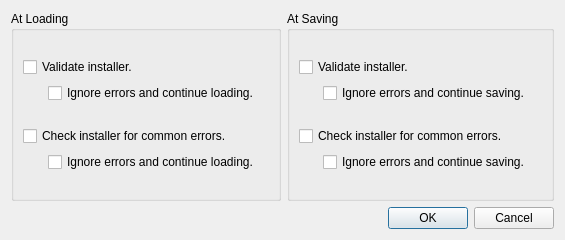
Above: resources/templates/settings.ui from GandaG/fomod-designer before the change. Below: the same form after it.
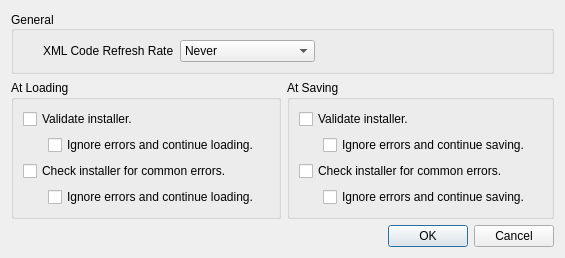
That is the form after the change.

Commit message: Added code refresh rate setting.

The edit to the form file:
```diff
--- a/resources/templates/settings.ui
+++ b/resources/templates/settings.ui
@@ -28,7 +28,89 @@
   <property name="modal">
    <bool>false</bool>
   </property>
-  <layout class="QVBoxLayout" name="verticalLayout_7">
+  <layout class="QVBoxLayout" name="verticalLayout_8">
+   <item>
+    <widget class="QGroupBox" name="groupBox_3">
+     <property name="title">
+      <string>General</string>
+     </property>
+     <property name="alignment">
+      <set>Qt::AlignLeading|Qt::AlignLeft|Qt::AlignVCenter</set>
+     </property>
+     <property name="flat">
+      <bool>false</bool>
+     </property>
+     <property name="checkable">
+      <bool>false</bool>
+     </property>
+     <layout class="QVBoxLayout" name="verticalLayout_7">
+      <item>
+       <layout class="QHBoxLayout" name="horizontalLayout_6">
+        <item>
+         <spacer name="horizontalSpacer_6">
+          <property name="orientation">
+           <enum>Qt::Horizontal</enum>
+          </property>
+          <property name="sizeType">
+           <enum>QSizePolicy::Preferred</enum>
+          </property>
+          <property name="sizeHint" stdset="0">
+           <size>
+            <width>20</width>
+            <height>20</height>
+           </size>
+          </property>
+         </spacer>
+        </item>
+        <item>
+         <widget class="QLabel" name="label">
+          <property name="text">
+           <string>XML Code Refresh Rate</string>
+          </property>
+         </widget>
+        </item>
+        <item>
+         <widget class="QComboBox" name="combo_code_refresh">
+          <item>
+           <property name="text">
+            <string>Never</string>
+           </property>
+          </item>
+          <item>
+           <property name="text">
+            <string>On Refresh</string>
+           </property>
+          </item>
+          <item>
+           <property name="text">
+            <string>On Node Select</string>
+           </property>
+          </item>
+          <item>
+           <property name="text">
+            <string>On Property Editing</string>
+           </property>
+          </item>
+         </widget>
+        </item>
+        <item>
+         <spacer name="horizontalSpacer_5">
+          <property name="orientation">
+           <enum>Qt::Horizontal</enum>
+          </property>
+          <property name="sizeHint" stdset="0">
+           <size>
+            <width>40</width>
+            <height>20</height>
+           </size>
+          </property>
+         </spacer>
+        </item>
+       </layout>
+      </item>
+     </layout>
+    </widget>
+   </item>
    <item>
     <layout class="QHBoxLayout" name="horizontalLayout">
      <item>
```
The commit also changes 2 other files.
